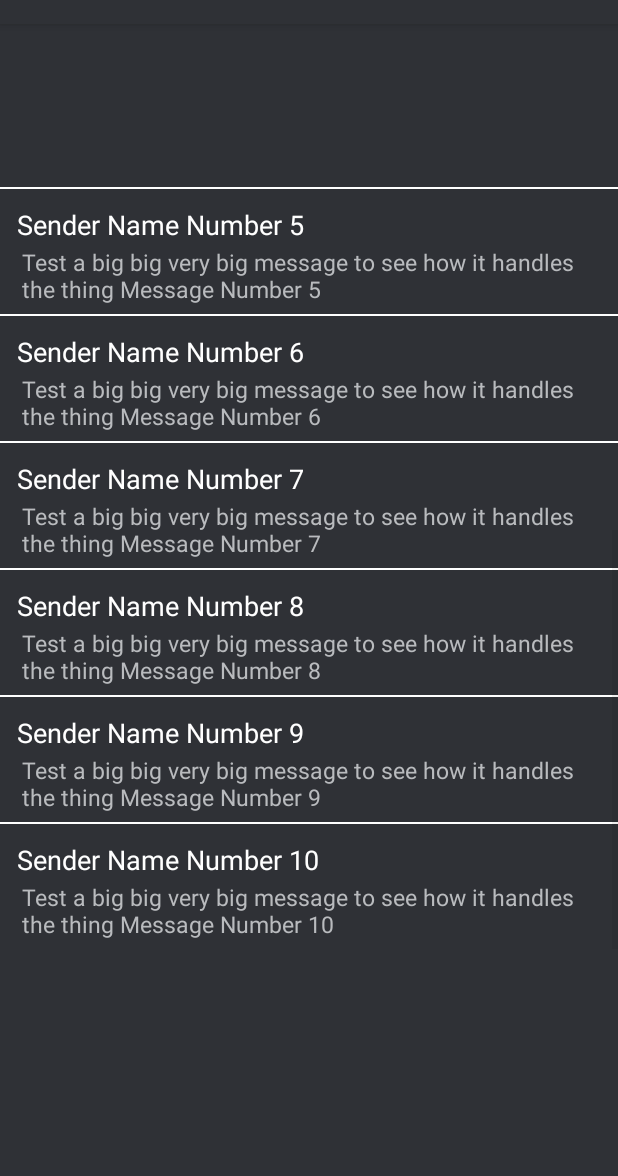
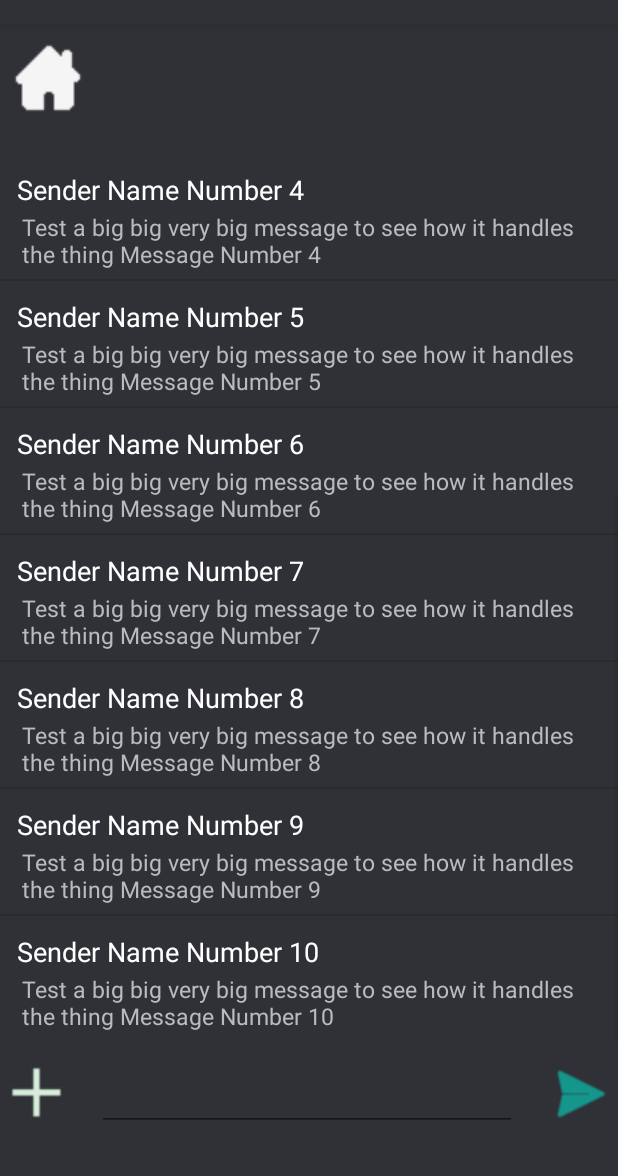
Before and after one commit to anape03/chat-filiw, an Android app: the activity_show_chat screen opened directly, with no data from a screen before it, on a phone screen of 412 x 824 dp, the part 60-1236 px from its top. Run offline under Robolectric (Android 15) with nearby library versions, the phone set to English and light mode, and no system bars.

Commit message:
lists improved, fixed show-chat

```diff
--- a/app/src/main/java/com/example/filiw/activities/activity_show_chat.java
+++ b/app/src/main/java/com/example/filiw/activities/activity_show_chat.java
@@ -1,29 +1,29 @@
 package com.example.filiw.activities;
 
+import android.graphics.Bitmap;
 import android.os.Bundle;
-
-import com.example.filiw.adapters.CustomAdapterChat;
-import com.google.android.material.snackbar.Snackbar;
+import android.widget.Button;
+import android.widget.ImageButton;
+import android.widget.ImageView;
+import android.widget.ListView;
+import android.widget.TextView;
 
 import androidx.appcompat.app.AppCompatActivity;
 
-import android.view.View;
-import android.widget.ListView;
-
-import androidx.navigation.NavController;
-import androidx.navigation.Navigation;
-import androidx.navigation.ui.AppBarConfiguration;
-import androidx.navigation.ui.NavigationUI;
-
 import com.example.filiw.R;
+import com.example.filiw.adapters.CustomAdapterChat;
+import com.example.filiw.backend.Client;
 
 import java.util.ArrayList;
 import java.util.List;
 
 public class activity_show_chat extends AppCompatActivity {
 
-//    private AppBarConfiguration appBarConfiguration;
-//    private ActivityShowChatBinding binding;
+    private final static String TOPIC_NAME = "topic_name";
+    private final static String USERNAME = "nameofperson";
+    private static String username = "";
+    private static String topicName = "";
+
     ListView chatList;
     List<String> topicNames = new ArrayList<>();
     List<String> topicLastMessage = new ArrayList<>();
@@ -33,6 +33,9 @@ public class activity_show_chat extends AppCompatActivity {
         super.onCreate(savedInstanceState);
         setContentView(R.layout.activity_show_chat);
         chatList = (ListView) findViewById(R.id.show_chat_list);
+
+        setTopicValues(); // Set Topic Name and Image
+        //new Client(username, topicName).start(); // Generate client
 
         ///////////// For testing purposes
         for (int i=0; i<=10; i++){
@@ -44,29 +47,51 @@ public class activity_show_chat extends AppCompatActivity {
         CustomAdapterChat customAdapterChat = new CustomAdapterChat(getApplicationContext(), topicNames, topicLastMessage);
         chatList.setAdapter(customAdapterChat);
 
+        ImageButton homeButton = findViewById(R.id.show_chat_button_back);
+        homeButton.setOnClickListener(v -> {
+            finish();
+        });
 
-//        binding = ActivityShowChatBinding.inflate(getLayoutInflater());
-//        setContentView(binding.getRoot());
-//
-//        setSupportActionBar(binding.toolbar);
-//
-//        NavController navController = Navigation.findNavController(this, R.id.nav_host_fragment_content_activity_show_chat);
-//        appBarConfiguration = new AppBarConfiguration.Builder(navController.getGraph()).build();
-//        NavigationUI.setupActionBarWithNavController(this, navController, appBarConfiguration);
+        ImageButton addFileButton = findViewById(R.id.show_chat_button_add_file);
+        addFileButton.setOnClickListener(v -> {
+            // TODO: go to add file
+        });
 
-//        binding.fab.setOnClickListener(new View.OnClickListener() {
-//            @Override
-//            public void onClick(View view) {
-//                Snackbar.make(view, "Replace with your own action", Snackbar.LENGTH_LONG)
-//                        .setAction("Action", null).show();
-//            }
-//        });
+        ImageButton sendMessageButton = findViewById(R.id.show_chat_button_send_message);
+        sendMessageButton.setOnClickListener(v -> {
+            // TODO: send message to broker
+        });
     }
 
-//    @Override
-//    public boolean onSupportNavigateUp() {
-//        NavController navController = Navigation.findNavController(this, R.id.nav_host_fragment_content_activity_show_chat);
-//        return NavigationUI.navigateUp(navController, appBarConfiguration)
-//                || super.onSupportNavigateUp();
-//    }
+    /**
+     * Get Topic name from previous activity
+     * and set it to current one
+     */
+    private void setTopicValues(){
+        Bundle bundle = getIntent().getExtras();
+        if (bundle == null)
+            return;
+        String topicName = bundle.getString(TOPIC_NAME);
+        String username = bundle.getString(USERNAME);
+
+        setTopicName(topicName);
+        setUsername(username);
+    }
+
+    /**
+     * Set topic name in variable, and show on screen
+     * @param value topic name
+     */
+    public void setTopicName(String value) {
+        topicName = value;
+        ((TextView)findViewById(R.id.show_chat_title)).setText(value);
+    }
+
+    /**
+     * set Username variable
+     * @param value username
+     */
+    private void setUsername(String value){
+        username = value;
+    }
 }
--- a/app/src/main/java/com/example/filiw/adapters/CustomAdapterChat.java
+++ b/app/src/main/java/com/example/filiw/adapters/CustomAdapterChat.java
@@ -45,8 +45,8 @@ public class CustomAdapterChat extends BaseAdapter {
     public View getView(int i, View view, ViewGroup viewGroup) {
         view = inflater.inflate(R.layout.list_view_item_message, null);
 
-        TextView senderName = (TextView)view.findViewById(R.id.show_chat_sender);
-        TextView message = (TextView)view.findViewById(R.id.show_chat_message_sent);
+        TextView senderName = (TextView)view.findViewById(R.id.item_show_chat_sender);
+        TextView message = (TextView)view.findViewById(R.id.item_show_chat_message_sent);
 
         senderName.setText(listSenderNames.get(i));
         message.setText(listMessages.get(i));
--- a/app/src/main/res/layout/activity_show_chat.xml
+++ b/app/src/main/res/layout/activity_show_chat.xml
@@ -1,44 +1,104 @@
 <?xml version="1.0" encoding="utf-8"?>
 <androidx.constraintlayout.widget.ConstraintLayout xmlns:android="http://schemas.android.com/apk/res/android"
     xmlns:app="http://schemas.android.com/apk/res-auto"
+    xmlns:tools="http://schemas.android.com/tools"
     android:layout_width="match_parent"
     android:layout_height="match_parent">
 
-    <ImageView
-        android:id="@+id/show_chat_topic_icon"
-        android:layout_width="55dp"
-        android:layout_height="55dp"
-        android:layout_alignParentStart="true"
-        android:layout_alignParentTop="true"
-        android:layout_marginStart="16dp"
-        android:layout_marginTop="40dp"
-        app:layout_constraintStart_toStartOf="parent"
-        app:layout_constraintTop_toTopOf="parent" />
-
     <TextView
         android:id="@+id/show_chat_title"
-        android:layout_width="wrap_content"
+        android:layout_width="300dp"
         android:layout_height="wrap_content"
-        android:layout_marginStart="10dp"
         android:textSize="25sp"
-        app:layout_constraintBottom_toBottomOf="@+id/show_chat_topic_icon"
-        app:layout_constraintStart_toEndOf="@+id/show_chat_topic_icon"
-        app:layout_constraintTop_toTopOf="@+id/show_chat_topic_icon"
-        app:layout_constraintVertical_bias="0.44" />
+        app:layout_constraintBottom_toBottomOf="@+id/show_chat_button_back"
+        app:layout_constraintEnd_toEndOf="parent"
+        app:layout_constraintHorizontal_bias="0.0"
+        app:layout_constraintStart_toEndOf="@+id/show_chat_button_back"
+        app:layout_constraintTop_toTopOf="@+id/show_chat_button_back"
+        app:layout_constraintVertical_bias="0.6" />
 
     <ListView
         android:id="@+id/show_chat_list"
-        android:layout_width="wrap_content"
-        android:layout_height="510dp"
-        android:layout_marginTop="25dp"
+        android:layout_width="413dp"
+        android:layout_height="582dp"
         android:layout_marginBottom="90dp"
-        android:divider="@color/white"
-        android:dividerHeight="1dp"
         android:stackFromBottom="true"
         android:transcriptMode="normal"
         app:layout_constraintBottom_toBottomOf="parent"
         app:layout_constraintEnd_toEndOf="parent"
+        app:layout_constraintHorizontal_bias="0.0"
         app:layout_constraintStart_toStartOf="parent"
         app:layout_constraintTop_toBottomOf="@+id/show_chat_title"
-        app:layout_constraintVertical_bias="0.0" />
+        app:layout_constraintVertical_bias="1.0" />
+
+    <EditText
+        android:id="@+id/show_chat_write_message"
+        android:layout_width="280dp"
+        android:layout_height="50dp"
+        android:layout_marginTop="8dp"
+        android:autofillHints=""
+        android:ems="10"
+        android:enabled="true"
+        android:focusable="true"
+        android:foregroundGravity="top"
+        android:inputType="textMultiLine"
+        android:isScrollContainer="true"
+        android:maxLines="3"
+        android:overScrollMode="always"
+        android:scrollbarStyle="insideInset"
+        android:scrollbars="vertical"
+        android:scrollHorizontally="false"
+        android:selectAllOnFocus="true"
+        android:textColor="@color/gray_100"
+        android:textSize="18sp"
+        app:layout_constraintBottom_toBottomOf="parent"
+        app:layout_constraintEnd_toStartOf="@+id/show_chat_button_send_message"
+        app:layout_constraintHorizontal_bias="0.468"
+        app:layout_constraintStart_toEndOf="@+id/show_chat_button_add_file"
+        app:layout_constraintTop_toBottomOf="@+id/show_chat_list"
+        app:layout_constraintVertical_bias="0.062"
+        tools:ignore="LabelFor,SpeakableTextPresentCheck" />
+
+    <ImageButton
+        android:id="@+id/show_chat_button_back"
+        android:layout_width="48dp"
+        android:layout_height="48dp"
+        android:layout_marginStart="8dp"
+        android:background="@drawable/house_smokewhite"
+        android:contentDescription="@string/go_back_button"
+        android:padding="30dp"
+        app:layout_constraintBottom_toBottomOf="parent"
+        app:layout_constraintStart_toStartOf="parent"
+        app:layout_constraintTop_toTopOf="parent"
+        app:layout_constraintVertical_bias="0.017"
+        tools:ignore="RedundantDescriptionCheck" />
+
+    <ImageButton
+        android:id="@+id/show_chat_button_send_message"
+        android:layout_width="50dp"
+        android:layout_height="50dp"
+        android:layout_marginTop="10dp"
+        android:background="@android:drawable/ic_menu_send"
+        android:backgroundTint="@color/teal_200"
+        android:contentDescription="@string/send_message_button"
+        app:layout_constraintBottom_toBottomOf="parent"
+        app:layout_constraintEnd_toEndOf="parent"
+        app:layout_constraintTop_toBottomOf="@+id/show_chat_list"
+        app:layout_constraintVertical_bias="0.0"
+        tools:ignore="RedundantDescriptionCheck" />
+
+    <ImageButton
+        android:id="@+id/show_chat_button_add_file"
+        android:layout_width="50dp"
+        android:layout_height="50dp"
+        android:layout_marginTop="10dp"
+        android:background="@drawable/plus_sign"
+        android:contentDescription="@string/insert_file_button"
+        android:padding="20dp"
+        app:layout_constraintBottom_toBottomOf="parent"
+        app:layout_constraintStart_toStartOf="parent"
+        app:layout_constraintTop_toBottomOf="@+id/show_chat_list"
+        app:layout_constraintVertical_bias="0.0"
+        tools:ignore="RedundantDescriptionCheck" />
+
 </androidx.constraintlayout.widget.ConstraintLayout>
--- a/app/src/main/res/layout/activity_show_topics.xml
+++ b/app/src/main/res/layout/activity_show_topics.xml
@@ -22,8 +22,6 @@
         android:layout_height="497dp"
         android:layout_marginTop="28dp"
         android:layout_marginBottom="80dp"
-        android:divider="@color/white"
-        android:dividerHeight="1dp"
         app:layout_constraintBottom_toBottomOf="parent"
         app:layout_constraintEnd_toEndOf="parent"
         app:layout_constraintHorizontal_bias="0.0"
--- a/app/src/main/res/layout/list_view_item_message.xml
+++ b/app/src/main/res/layout/list_view_item_message.xml
@@ -7,7 +7,7 @@
     android:padding="6dip" >
 
     <TextView
-        android:id="@+id/show_chat_sender"
+        android:id="@+id/item_show_chat_sender"
         android:layout_width="wrap_content"
         android:layout_height="wrap_content"
         android:layout_alignParentStart="true"
@@ -20,12 +20,12 @@
         android:textSize="18sp" />
 
     <TextView
-        android:id="@+id/show_chat_message_sent"
+        android:id="@+id/item_show_chat_message_sent"
         android:layout_width="wrap_content"
         android:layout_height="wrap_content"
-        android:layout_below="@+id/show_chat_sender"
-        android:layout_alignStart="@+id/show_chat_sender"
-        android:layout_alignEnd="@+id/show_chat_sender"
+        android:layout_below="@+id/item_show_chat_sender"
+        android:layout_alignStart="@+id/item_show_chat_sender"
+        android:layout_alignEnd="@+id/item_show_chat_sender"
         android:layout_marginStart="3dp"
         android:layout_marginTop="2dp"
         android:layout_marginEnd="0dp"
--- a/app/src/main/res/values/strings.xml
+++ b/app/src/main/res/values/strings.xml
@@ -19,4 +19,7 @@
     <string name="synexeia">συνεχεια</string>
     <string name="to_steki_ths_filiws">Το στέκι της Φιλιώς</string>
     <string name="available_conversations_gr">Διαθέσιμες συνομιλίες</string>
+    <string name="go_back_button">Go back button</string>
+    <string name="send_message_button">send message button</string>
+    <string name="insert_file_button">insert file button</string>
 </resources>
```
Also changed, not shown: app/src/main/AndroidManifest.xml (+2 -6 lines), app/src/main/java/com/example/filiw/activities/activity_show_topics.java (+62 -33 lines), app/src/main/java/com/example/filiw/adapters/CustomAdapterTopics.java (+15 -17 lines), app/src/main/java/com/example/filiw/adapters/ItemTopic.java (added, +19 -0 lines), app/src/main/res/layout/list_view_item_topic.xml (+16 -23 lines), app/src/main/res/drawable/house_smokewhite.png (added), app/src/main/res/drawable/mage.jpg (added), app/src/main/res/drawable/plus_sign.png (added), app/src/main/res/drawable/teal_arrow.png (added).
